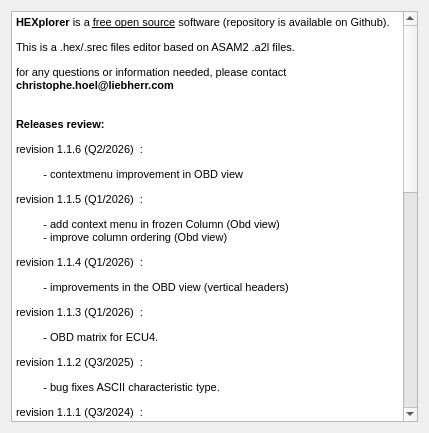
Above: installer/packages/com.adhoc2.hexplorer/meta/page.ui from adhoc2/HEXplorer before the change. Below: the same form after it.
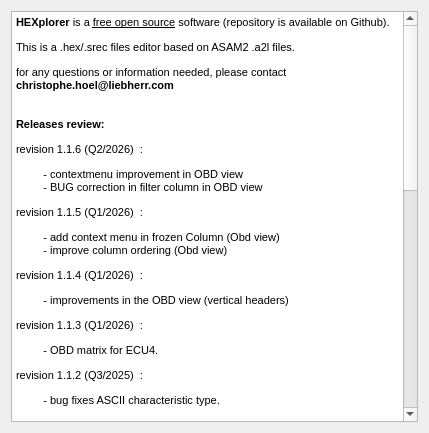
That is the form after the change.

```diff
--- a/installer/packages/com.adhoc2.hexplorer/meta/page.ui
+++ b/installer/packages/com.adhoc2.hexplorer/meta/page.ui
@@ -29,7 +29,7 @@
 &lt;p style=&quot; margin-top:12px; margin-bottom:12px; margin-left:0px; margin-right:0px; -qt-block-indent:0; text-indent:0px;&quot;&gt;&lt;span style=&quot; font-family:'MS Shell Dlg 2'; font-size:8.25pt;&quot;&gt;for any questions or information needed, please contact &lt;/span&gt;&lt;span style=&quot; font-family:'MS Shell Dlg 2'; font-size:8.25pt; font-weight:600;&quot;&gt;christophe.hoel@liebherr.com&lt;/span&gt;&lt;span style=&quot; font-family:'MS Shell Dlg 2'; font-size:8.25pt;&quot;&gt;&lt;br /&gt;&lt;/span&gt;&lt;/p&gt;
 &lt;p style=&quot; margin-top:12px; margin-bottom:12px; margin-left:0px; margin-right:0px; -qt-block-indent:0; text-indent:0px;&quot;&gt;&lt;span style=&quot; font-family:'MS Shell Dlg 2'; font-size:8.25pt; font-weight:600;&quot;&gt;Releases review:&lt;/span&gt;&lt;/p&gt;
 &lt;p style=&quot; margin-top:12px; margin-bottom:12px; margin-left:0px; margin-right:0px; -qt-block-indent:0; text-indent:0px;&quot;&gt;&lt;span style=&quot; font-family:'MS Shell Dlg 2'; font-size:8pt;&quot;&gt;revision&lt;/span&gt;&lt;span style=&quot; font-family:'MS Shell Dlg 2'; font-size:8pt; color:#c0c0c0;&quot;&gt; &lt;/span&gt;&lt;span style=&quot; font-family:'MS Shell Dlg 2'; font-size:8pt; color:#000000;&quot;&gt;1.1.6 &lt;/span&gt;&lt;span style=&quot; font-family:'MS Shell Dlg 2'; font-size:8pt;&quot;&gt;(Q2/2026) &lt;/span&gt;&lt;span style=&quot; font-family:'MS Shell Dlg 2'; font-size:8pt; color:#c0c0c0;&quot;&gt; &lt;/span&gt;&lt;span style=&quot; font-family:'MS Shell Dlg 2'; font-size:8pt;&quot;&gt;:&lt;/span&gt;&lt;/p&gt;
-&lt;p style=&quot; margin-top:12px; margin-bottom:12px; margin-left:0px; margin-right:0px; -qt-block-indent:0; text-indent:0px;&quot;&gt;&lt;span style=&quot; font-family:'MS Shell Dlg 2'; font-size:8pt;&quot;&gt;         - contextmenu improvement in OBD view&lt;/span&gt;&lt;/p&gt;
+&lt;p style=&quot; margin-top:12px; margin-bottom:12px; margin-left:0px; margin-right:0px; -qt-block-indent:0; text-indent:0px;&quot;&gt;&lt;span style=&quot; font-family:'MS Shell Dlg 2'; font-size:8pt;&quot;&gt;         - contextmenu improvement in OBD view&lt;br /&gt;         - BUG correction in filter column in OBD view&lt;/span&gt;&lt;/p&gt;
 &lt;p style=&quot; margin-top:12px; margin-bottom:12px; margin-left:0px; margin-right:0px; -qt-block-indent:0; text-indent:0px;&quot;&gt;&lt;span style=&quot; font-family:'MS Shell Dlg 2'; font-size:8pt;&quot;&gt;revision&lt;/span&gt;&lt;span style=&quot; font-family:'MS Shell Dlg 2'; font-size:8pt; color:#c0c0c0;&quot;&gt; &lt;/span&gt;&lt;span style=&quot; font-family:'MS Shell Dlg 2'; font-size:8pt; color:#000000;&quot;&gt;1.1.5 &lt;/span&gt;&lt;span style=&quot; font-family:'MS Shell Dlg 2'; font-size:8pt;&quot;&gt;(Q1/2026) &lt;/span&gt;&lt;span style=&quot; font-family:'MS Shell Dlg 2'; font-size:8pt; color:#c0c0c0;&quot;&gt; &lt;/span&gt;&lt;span style=&quot; font-family:'MS Shell Dlg 2'; font-size:8pt;&quot;&gt;:&lt;/span&gt;&lt;/p&gt;
 &lt;p style=&quot; margin-top:12px; margin-bottom:12px; margin-left:0px; margin-right:0px; -qt-block-indent:0; text-indent:0px;&quot;&gt;&lt;span style=&quot; font-family:'MS Shell Dlg 2'; font-size:8pt;&quot;&gt;         - add context menu in frozen Column (Obd view)&lt;br /&gt;         - improve column ordering (Obd view)	&lt;/span&gt;&lt;/p&gt;
 &lt;p style=&quot; margin-top:12px; margin-bottom:12px; margin-left:0px; margin-right:0px; -qt-block-indent:0; text-indent:0px;&quot;&gt;&lt;span style=&quot; font-family:'MS Shell Dlg 2'; font-size:8pt;&quot;&gt;revision&lt;/span&gt;&lt;span style=&quot; font-family:'MS Shell Dlg 2'; font-size:8pt; color:#c0c0c0;&quot;&gt; &lt;/span&gt;&lt;span style=&quot; font-family:'MS Shell Dlg 2'; font-size:8pt; color:#000000;&quot;&gt;1.1.4 &lt;/span&gt;&lt;span style=&quot; font-family:'MS Shell Dlg 2'; font-size:8pt;&quot;&gt;(Q1/2026) &lt;/span&gt;&lt;span style=&quot; font-family:'MS Shell Dlg 2'; font-size:8pt; color:#c0c0c0;&quot;&gt; &lt;/span&gt;&lt;span style=&quot; font-family:'MS Shell Dlg 2'; font-size:8pt;&quot;&gt;:&lt;/span&gt;&lt;/p&gt;
```
